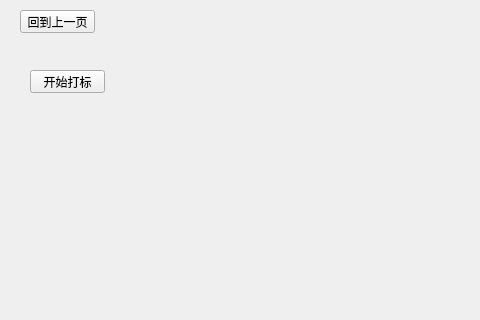
CcooLcyy/checker, file src/ui/dataMarkWindow.ui: the form before one commit; both pictures show x 0 to 480 and y 0 to 320 of the 1000 by 800 pixel window.
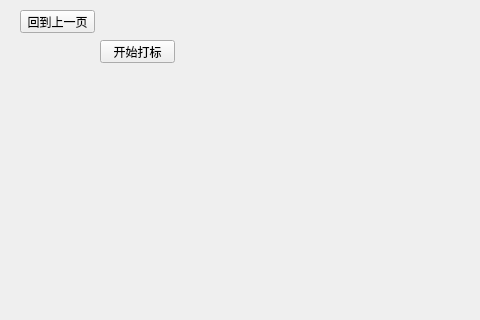
The form after the commit.

Diff of the .ui file:
```diff
--- a/src/ui/dataMarkWindow.ui
+++ b/src/ui/dataMarkWindow.ui
@@ -29,8 +29,8 @@
   <widget class="QPushButton" name="startShowUnmarkedImage">
    <property name="geometry">
     <rect>
-     <x>30</x>
-     <y>70</y>
+     <x>100</x>
+     <y>40</y>
      <width>75</width>
      <height>23</height>
     </rect>
@@ -52,7 +52,7 @@
     <string>回到上一页</string>
    </property>
   </widget>
-  <widget class="QWidget" name="">
+  <widget class="QWidget" name="layoutWidget">
    <property name="geometry">
     <rect>
      <x>30</x>
```
